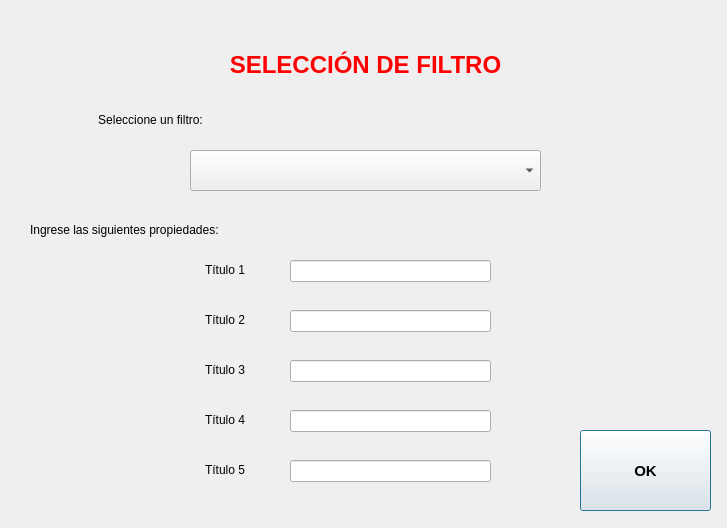
nicotrozzo/elmejorfrontendever, file filter.ui: the form before one commit.
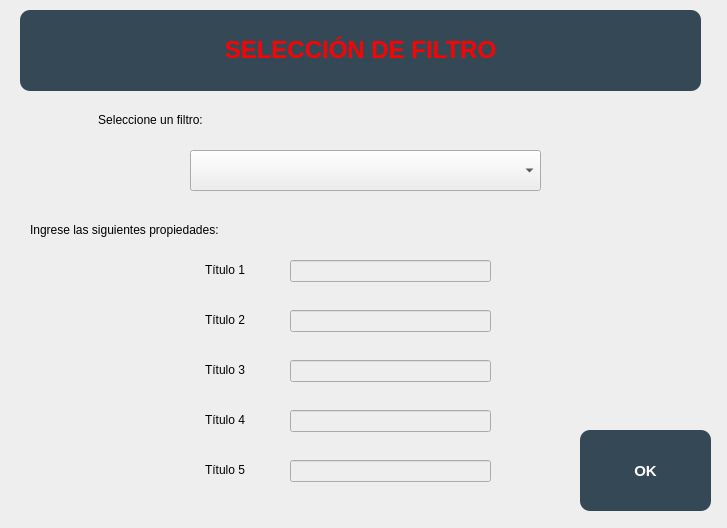
The form after the commit.

What changed in the file:
```diff
--- a/filter.ui
+++ b/filter.ui
@@ -16,13 +16,16 @@
   <property name="autoFillBackground">
    <bool>false</bool>
   </property>
+  <property name="styleSheet">
+   <string notr="true">background:rgb(238,238,238)</string>
+  </property>
   <widget class="QLabel" name="label">
    <property name="geometry">
     <rect>
-     <x>0</x>
-     <y>20</y>
-     <width>731</width>
-     <height>91</height>
+     <x>20</x>
+     <y>10</y>
+     <width>681</width>
+     <height>81</height>
     </rect>
    </property>
    <property name="font">
@@ -32,6 +35,11 @@
      <bold>true</bold>
     </font>
    </property>
+   <property name="styleSheet">
+    <string notr="true">background: rgb(52,73,85);
+color:rgb(255,255,255);
+border-radius: 10px;</string>
+   </property>
    <property name="text">
     <string>&lt;font color='red'&gt;SELECCIÓN DE FILTRO&lt;/font&gt;</string>
    </property>
@@ -236,6 +244,11 @@
    <property name="autoFillBackground">
     <bool>false</bool>
    </property>
+   <property name="styleSheet">
+    <string notr="true">background: rgb(52,73,85);
+color:rgb(255,255,255);
+border-radius: 10px;</string>
+   </property>
    <property name="text">
     <string>OK</string>
    </property>
```
